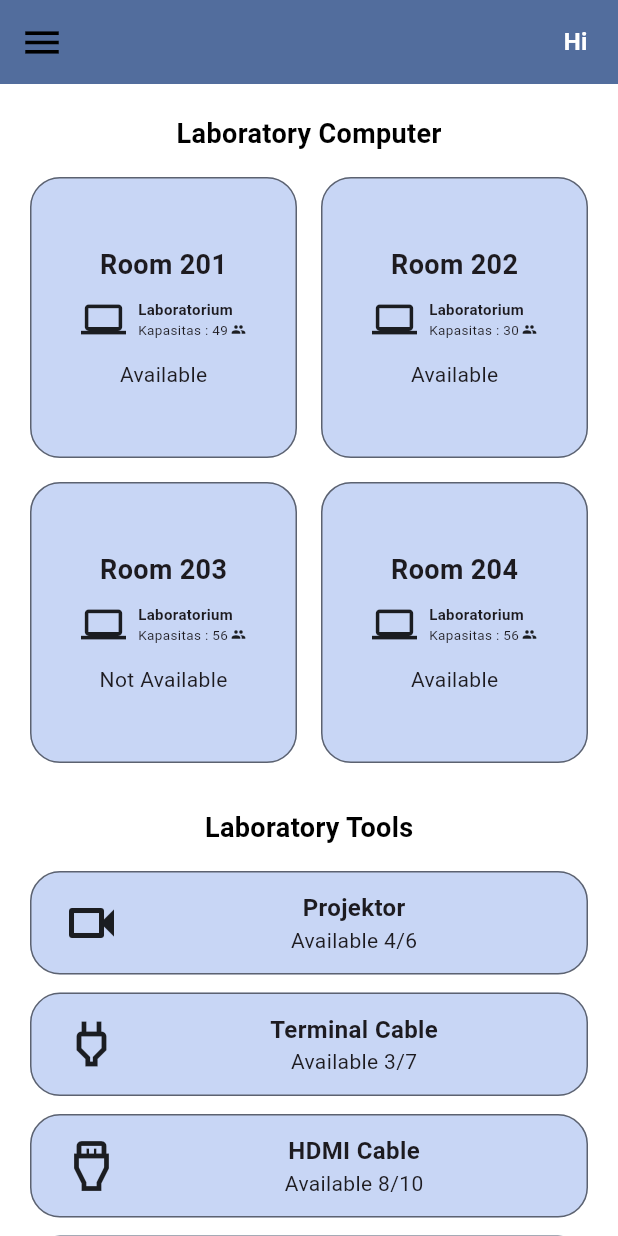
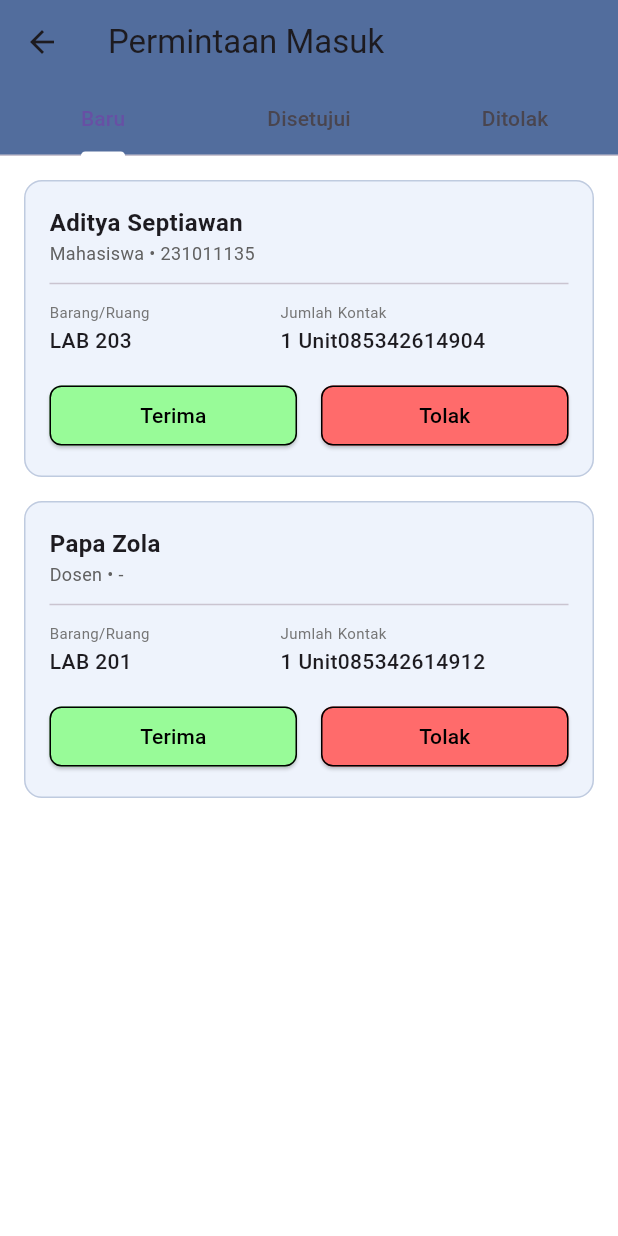
Before and after one commit to codebaradev/pentas, a Flutter app: the AdminHomePage screen opened directly, in the side drawer, after a tap on "Permintaan yang masuk", on a phone screen of 412 x 824 dp. Run offline on Flutter 3.47's test engine with Material 3 defaults, Android fonts, the phone set to English and light mode, and no system bars; our stand-ins replace cloud_firestore, firebase_auth, firebase_core; accounts and stored records are empty.

Commit message:
feat: tampilan permintaan peminjaman

```diff
--- a/lib/pages/admin/admin_home_page.dart
+++ b/lib/pages/admin/admin_home_page.dart
@@ -2,6 +2,7 @@
 import 'package:pentas/pages/login_page.dart';
 import 'package:pentas/service/auth_service.dart';
 import 'package:pentas/pages/admin/create_dosen_page.dart';
+import 'package:pentas/pages/admin/permintaan_page.dart';
 
 class AdminHomePage extends StatefulWidget {
   const AdminHomePage({super.key});
@@ -129,8 +130,12 @@
               ),
             ),
             onTap: () {
-              // TODO: Navigasi ke halaman request
-              Navigator.pop(context);
+              Navigator.pop(context); // Tutup drawer
+              // Navigasi ke Halaman Permintaan
+              Navigator.push(
+                context,
+                MaterialPageRoute(builder: (context) => const PermintaanPage()),
+              );
             },
           ),
 
--- /dev/null
+++ b/lib/pages/admin/permintaan_page.dart
@@ -0,0 +1,296 @@
+import 'package:flutter/material.dart';
+
+class PermintaanPage extends StatefulWidget {
+  const PermintaanPage({super.key});
+
+  @override
+  State<PermintaanPage> createState() => _PermintaanPageState();
+
+}
+
+class _PermintaanPageState extends State<PermintaanPage> with TickerProviderStateMixin {
+  late TabController _tabController;
+
+  final Color primaryColor = const Color(0xFF526D9D);
+  final Color cardColor = const Color(0xFFC8D6F5); // Biru Muda
+  final Color approveColor = const Color(0xFF98FB98); // Hijau Muda (Terima)
+  final Color rejectColor = const Color(0xFFFF6B6B);
+
+  final List<Map<String, dynamic>> _requests = [
+    {
+      "id": "1",
+      "name": "Aditya Septiawan",
+      "nim": "231011135",
+      "role": "Mahasiswa",
+      "whatsapp": "085342614904",
+      "item": "LAB 203",
+      "qty": 1,
+      "status": "pending", // pending, accepted, rejected
+    },
+    {
+      "id": "2",
+      "name": "Papa Zola",
+      "nim": "-",
+      "role": "Dosen",
+      "whatsapp": "085342614912",
+      "item": "LAB 201",
+      "qty": 1,
+      "status": "pending",
+    },
+    {
+      "id": "3",
+      "name": "Fahrul Reynaldi",
+      "nim": "-",
+      "role": "Dosen",
+      "whatsapp": "085342614913",
+      "item": "Projektor",
+      "qty": 1,
+      "status": "accepted",
+    },
+    {
+      "id": "4",
+      "name": "Ahmeng",
+      "nim": "231011101",
+      "role": "Mahasiswa",
+      "whatsapp": "085342614914",
+      "item": "HDMI Cable",
+      "qty": 2,
+      "status": "rejected",
+    },
+  ];
+
+  @override
+  void initState() {
+    super.initState();
+    _tabController = TabController(length: 3, vsync: this);
+  }
+
+  @override
+  void dispose() {
+    _tabController.dispose();
+    super.dispose();
+  }
+
+  void _updateStatus(String id, String newStatus) {
+    setState(() {
+      final index = _requests.indexWhere((element) => element['id'] == id);
+      if (index != -1) {
+        _requests[index]['status'] = newStatus;
+      }
+    });
+
+    String message = newStatus == 'accepted' ? "Permintaan Diterima" : "Permintaan Ditolak";
+    ScaffoldMessenger.of(context).showSnackBar(SnackBar(
+      content: Text(message),
+      backgroundColor: newStatus == 'accepted' ? Colors.green : Colors.red,
+      duration: const Duration(seconds: 1),
+    ));
+  }
+
+  @override
+  Widget build(BuildContext context) {
+    return Scaffold(
+      backgroundColor: Colors.white,
+      appBar: AppBar(
+        title: const Text("Permintaan Masuk"),
+        backgroundColor: primaryColor,
+        elevation: 0,
+        bottom: TabBar(
+          controller: _tabController,
+          indicatorColor: Colors.white,
+          tabs: const [
+            Tab(text: "Baru"),
+            Tab(text: "Disetujui"),
+            Tab(text: "Ditolak"),
+          ],
+        ),
+      ),
+      body: TabBarView(
+        controller: _tabController,
+        children: [
+          _buildRequestList("pending"),
+          _buildRequestList("accepted"),
+          _buildRequestList("rejected"),
+        ],
+      ),
+    );
+  }
+
+  Widget _buildRequestList(String statusFilter) {
+    // Filter data sesuai tab
+    final filteredList = _requests.where((item) => item['status'] == statusFilter).toList();
+
+    if (filteredList.isEmpty) {
+      return Center(
+        child: Column(
+          mainAxisAlignment: MainAxisAlignment.center,
+          children: [
+            Icon(Icons.inbox_outlined, size: 64, color: Colors.grey[400]),
+            const SizedBox(height: 16),
+            Text(
+              "Tidak ada permintaan $statusFilter",
+              style: TextStyle(color: Colors.grey[600]),
+            ),
+          ],
+        ),
+      );
+    }
+
+    return ListView.builder(
+      padding: const EdgeInsets.all(16),
+      itemCount: filteredList.length,
+      itemBuilder: (context, index) {
+        final item = filteredList[index];
+        return _buildRequestCard(item);
+      },
+    );
+  }
+
+  Widget _buildRequestCard(Map<String, dynamic> item) {
+    bool isPending = item['status'] == 'pending';
+
+    return Container(
+      margin: const EdgeInsets.only(bottom: 16),
+      decoration: BoxDecoration(
+        color: cardColor.withOpacity(0.3), // Warna biru sangat muda
+        borderRadius: BorderRadius.circular(12),
+        border: Border.all(color: primaryColor.withOpacity(0.3)),
+      ),
+      child: Padding(
+        padding: const EdgeInsets.all(16.0),
+        child: Column(
+          crossAxisAlignment: CrossAxisAlignment.start,
+          children: [
+            // Header Card: Nama & Role
+            Row(
+              mainAxisAlignment: MainAxisAlignment.spaceBetween,
+              children: [
+                Column(
+                  crossAxisAlignment: CrossAxisAlignment.start,
+                  children: [
+                    Text(
+                      item['name'],
+                      style: const TextStyle(
+                        fontSize: 16,
+                        fontWeight: FontWeight.bold,
+                      ),
+                    ),
+                    Text(
+                      "${item['role']} • ${item['nim']}",
+                      style: TextStyle(fontSize: 12, color: Colors.grey[700]),
+                    ),
+                  ],
+                ),
+                // Badge Status (Jika bukan pending)
+                if (!isPending)
+                  Container(
+                    padding: const EdgeInsets.symmetric(horizontal: 12, vertical: 4),
+                    decoration: BoxDecoration(
+                      color: item['status'] == 'accepted' ? approveColor : rejectColor,
+                      borderRadius: BorderRadius.circular(20),
+                      border: Border.all(color: Colors.black54),
+                    ),
+                    child: Text(
+                      item['status'] == 'accepted' ? "On Air" : "Ditolak",
+                      style: const TextStyle(fontSize: 12, fontWeight: FontWeight.bold),
+                    ),
+                  ),
+              ],
+            ),
+
+            const Divider(height: 24),
+
+            // Detail Peminjaman
+            Row(
+              children: [
+                Expanded(
+                  child: _buildInfoColumn("Barang/Ruang", item['item']),
+                ),
+                _buildInfoColumn("Jumlah", "${item['qty']} Unit"),
+                Expanded(
+                  child: _buildInfoColumn("Kontak", item['whatsapp']),
+                ),
+              ],
+            ),
+
+            // Tombol Aksi (Hanya untuk Pending)
+            if (isPending) ...[
+              const SizedBox(height: 16),
+              Row(
+                children: [
+                  Expanded(
+                    child: ElevatedButton(
+                      onPressed: () => _showConfirmDialog(item, 'accepted'),
+                      style: ElevatedButton.styleFrom(
+                        backgroundColor: approveColor,
+                        foregroundColor: Colors.black,
+                        shape: RoundedRectangleBorder(
+                          borderRadius: BorderRadius.circular(8),
+                          side: const BorderSide(color: Colors.black),
+                        ),
+                      ),
+                      child: const Text("Terima"),
+                    ),
+                  ),
+                  const SizedBox(width: 16),
+                  Expanded(
+                    child: ElevatedButton(
+                      onPressed: () => _showConfirmDialog(item, 'rejected'),
+                      style: ElevatedButton.styleFrom(
+                        backgroundColor: rejectColor,
+                        foregroundColor: Colors.black,
+                        shape: RoundedRectangleBorder(
+                          borderRadius: BorderRadius.circular(8),
+                          side: const BorderSide(color: Colors.black),
+                        ),
+                      ),
+                      child: const Text("Tolak"),
+                    ),
+                  ),
+                ],
+              ),
+            ],
+          ],
+        ),
+      ),
+    );
+  }
+
+  Widget _buildInfoColumn(String label, String value) {
+    return Column(
+      crossAxisAlignment: CrossAxisAlignment.start,
+      children: [
+        Text(label, style: TextStyle(fontSize: 10, color: Colors.grey[600])),
+        const SizedBox(height: 2),
+        Text(value, style: const TextStyle(fontWeight: FontWeight.w500)),
+      ],
+    );
+  }
+
+  // Dialog Konfirmasi
+  void _showConfirmDialog(Map<String, dynamic> item, String action) {
+    showDialog(
+      context: context,
+      builder: (context) => AlertDialog(
+        title: Text(action == 'accepted' ? "Terima Permintaan?" : "Tolak Permintaan?"),
+        content: Text(
+          "Anda akan ${action == 'accepted' ? 'menyetujui' : 'menolak'} peminjaman ${item['item']} oleh ${item['name']}.",
+        ),
+        actions: [
+          TextButton(
+            onPressed: () => Navigator.pop(context),
+            child: const Text("Batal"),
+          ),
+          TextButton(
+            onPressed: () {
+              Navigator.pop(context);
+              _updateStatus(item['id'], action);
+            },
+            child: const Text("Ya"),
+          ),
+        ],
+      ),
+    );
+  }
+
+}
```
